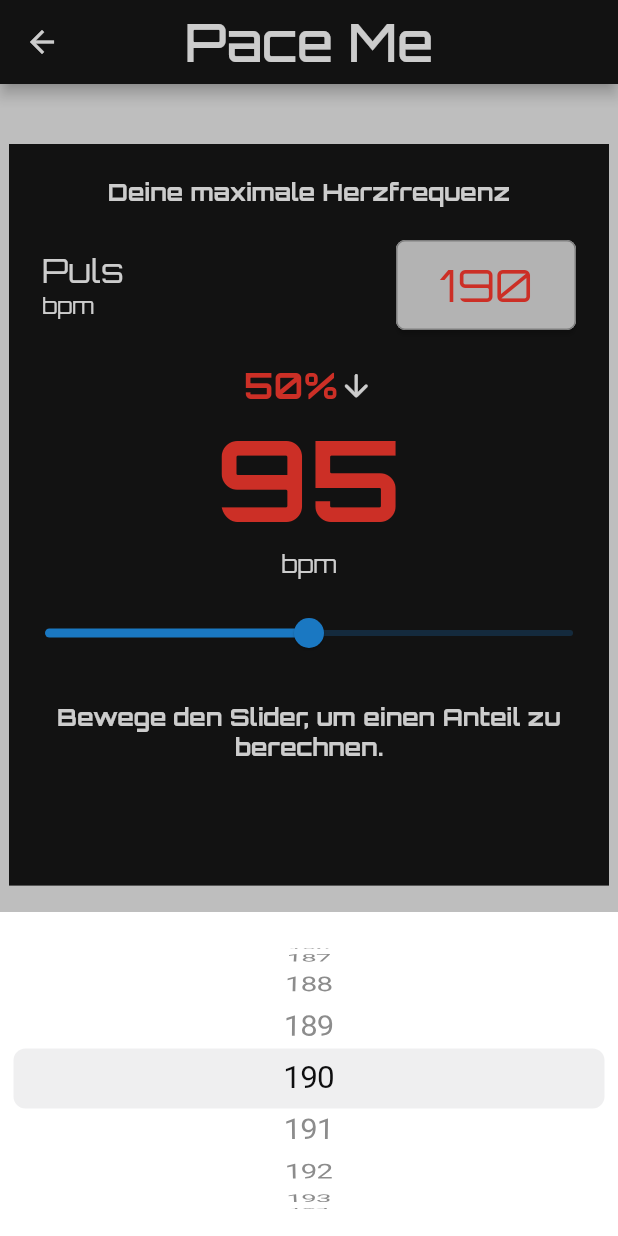
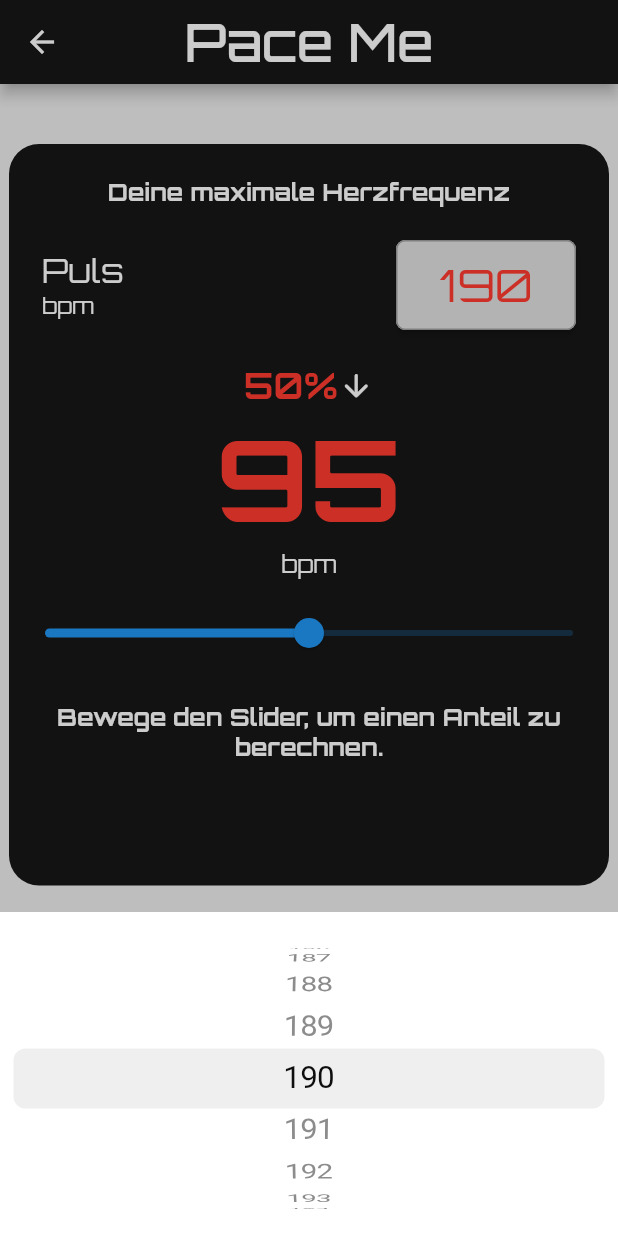
Before and after one commit to sebdombrowsky/publicDev, a Flutter app: the HerzfrequenzRechnerPage screen opened by its route, after a tap on "190", on a phone screen of 412 x 824 dp. Run offline on Flutter 3.47's test engine with Material 2 defaults, Android fonts, the phone set to English and light mode, and no system bars.

```diff
--- a/PaceRechner/App/pace_rechner/lib/pages/herzfrequenz_rechner_widgets/herzfrequenz_page.dart
+++ b/PaceRechner/App/pace_rechner/lib/pages/herzfrequenz_rechner_widgets/herzfrequenz_page.dart
@@ -6,7 +6,7 @@ import 'package:pace_rechner/pages/herzfrequenz_rechner_widgets/custom_maxpulse_
 import 'package:pace_rechner/pages/herzfrequenz_rechner_widgets/custom_slider.dart';
 
 import 'dart:async';
-import 'package:shared_preferences/shared_preferences.dart';
+/*import 'package:shared_preferences/shared_preferences.dart';*/
 
 class HerzfrequenzPage extends StatefulWidget {
   final Size size;
@@ -21,18 +21,18 @@ class HerzfrequenzPage extends StatefulWidget {
 class _HerzfrequenzPageState extends State<HerzfrequenzPage> {
   String hfMax = "190";
 
-  void loadHfMaxValue() async {
+  /*void loadHfMaxValue() async {
     SharedPreferences prefs = await SharedPreferences.getInstance();
     setState(() {
       hfMax = (prefs.getString('hfMax'))!;
       pulsController.text = hfMax;
     });
-  }
+  }*/
 
   @override
   void initState() {
     super.initState();
-    loadHfMaxValue();
+    /*loadHfMaxValue();*/
   }
 
   TextEditingController pulsController = TextEditingController();
@@ -49,7 +49,9 @@ class _HerzfrequenzPageState extends State<HerzfrequenzPage> {
     PulsBerechnen(pulsController.text, prozentController.text);
 
     return Container(
-      color: CupertinoColors.darkBackgroundGray,
+      decoration: BoxDecoration(
+          color: CupertinoColors.darkBackgroundGray,
+          borderRadius: BorderRadius.all(Radius.circular(20))),
       child: Column(
         mainAxisAlignment: MainAxisAlignment.start,
         children: [
@@ -108,7 +110,7 @@ class _HerzfrequenzPageState extends State<HerzfrequenzPage> {
                           onChange: () => {
                                 PulsBerechnen(pulsController.text,
                                     prozentController.text),
-                                SetHfMax(),
+                                /*SetHfMax(),*/
                               },
                           initial: (int.parse(hfMax) - 120)),
                     ),
@@ -201,11 +203,11 @@ class _HerzfrequenzPageState extends State<HerzfrequenzPage> {
     });
   }
 
-  Future<void> SetHfMax() async {
+  /*Future<void> SetHfMax() async {
     SharedPreferences prefs = await SharedPreferences.getInstance();
     setState(() {
       hfMax = ((prefs.getString('hfMax')))!;
       prefs.setString('hfMax', pulsController.text);
     });
-  }
+  }*/
 }
--- a/PaceRechner/App/pace_rechner/lib/pages/pace_rechner_widgets/distance_page.dart
+++ b/PaceRechner/App/pace_rechner/lib/pages/pace_rechner_widgets/distance_page.dart
@@ -31,7 +31,8 @@ class _DistancePageState extends State<DistancePage> {
       width: widget.size.width * 0.5,
       height: widget.size.height * 0.2,
       decoration: BoxDecoration(
-          color: CupertinoColors.darkBackgroundGray,),
+          color: CupertinoColors.darkBackgroundGray,
+          borderRadius: BorderRadius.all(Radius.circular(20))),
       child: Column(
         mainAxisAlignment: MainAxisAlignment.center,
         children: [
--- a/PaceRechner/App/pace_rechner/lib/pages/pace_rechner_widgets/pace_page.dart
+++ b/PaceRechner/App/pace_rechner/lib/pages/pace_rechner_widgets/pace_page.dart
@@ -34,7 +34,8 @@ class _PacePageState extends State<PacePage> {
         paceController.text == "" ? "05:40" : paceController.text;
     return Container(
       decoration: BoxDecoration(
-          color: CupertinoColors.darkBackgroundGray, ),
+          color: CupertinoColors.darkBackgroundGray,
+          borderRadius: BorderRadius.all(Radius.circular(20))),
       child: Column(
         mainAxisAlignment: MainAxisAlignment.center,
         children: [
--- a/PaceRechner/App/pace_rechner/lib/pages/pace_rechner_widgets/time_page.dart
+++ b/PaceRechner/App/pace_rechner/lib/pages/pace_rechner_widgets/time_page.dart
@@ -33,7 +33,8 @@ class _TimePageState extends State<TimePage> {
       width: widget.size.width * 0.5,
       height: widget.size.height * 0.2,
       decoration: BoxDecoration(
-          color: CupertinoColors.darkBackgroundGray,),
+          color: CupertinoColors.darkBackgroundGray,
+          borderRadius: BorderRadius.all(Radius.circular(20))),
       child: Column(
         mainAxisAlignment: MainAxisAlignment.center,
         children: [
--- a/PaceRechner/App/pace_rechner/lib/root.dart
+++ b/PaceRechner/App/pace_rechner/lib/root.dart
@@ -1,6 +1,7 @@
 import 'package:flutter/cupertino.dart';
 import 'package:flutter/material.dart';
 import 'package:pace_rechner/pages/herzfrequenz_rechner_page.dart';
+import 'package:pace_rechner/pages/navigator_page.dart';
 import 'package:pace_rechner/pages/pace_rechner_page.dart';
 import 'package:pace_rechner/pages/tipps_page.dart';
 
@@ -23,6 +24,7 @@ class _RootWidgetState extends State<RootWidget> {
           HerzfrequenzRechnerPage(),
           PaceRechnerPage(),
           TippsPage(),
+          NavigatorPage(),
         ],
       ),
       bottomNavigationBar: CupertinoTabBar(
--- a/PaceRechner/App/pace_rechner/pubspec.yaml
+++ b/PaceRechner/App/pace_rechner/pubspec.yaml
@@ -15,7 +15,7 @@ publish_to: 'none' # Remove this line if you wish to publish to pub.dev
 # In iOS, build-name is used as CFBundleShortVersionString while build-number used as CFBundleVersion.
 # Read more about iOS versioning at
 # https://developer.apple.com/library/archive/documentation/General/Reference/InfoPlistKeyReference/Articles/CoreFoundationKeys.html
-version: 2.0.0+7
+version: 2.0.0+8
 
 environment:
   sdk: ">=2.12.0 <3.0.0"
@@ -37,7 +37,7 @@ dependencies:
   # Use with the CupertinoIcons class for iOS style icons.
   cupertino_icons: ^1.0.2
   expandable: ^5.0.1
-  shared_preferences: ^2.0.13
+  # shared_preferences: ^2.0.13
 
 dev_dependencies:
   flutter_test:
```
Also changed, not shown: PaceRechner/App/pace_rechner/lib/pages/navigator_page.dart (added, +31 -0 lines), PaceRechner/App/pace_rechner/pubspec.lock, 7 other files.
